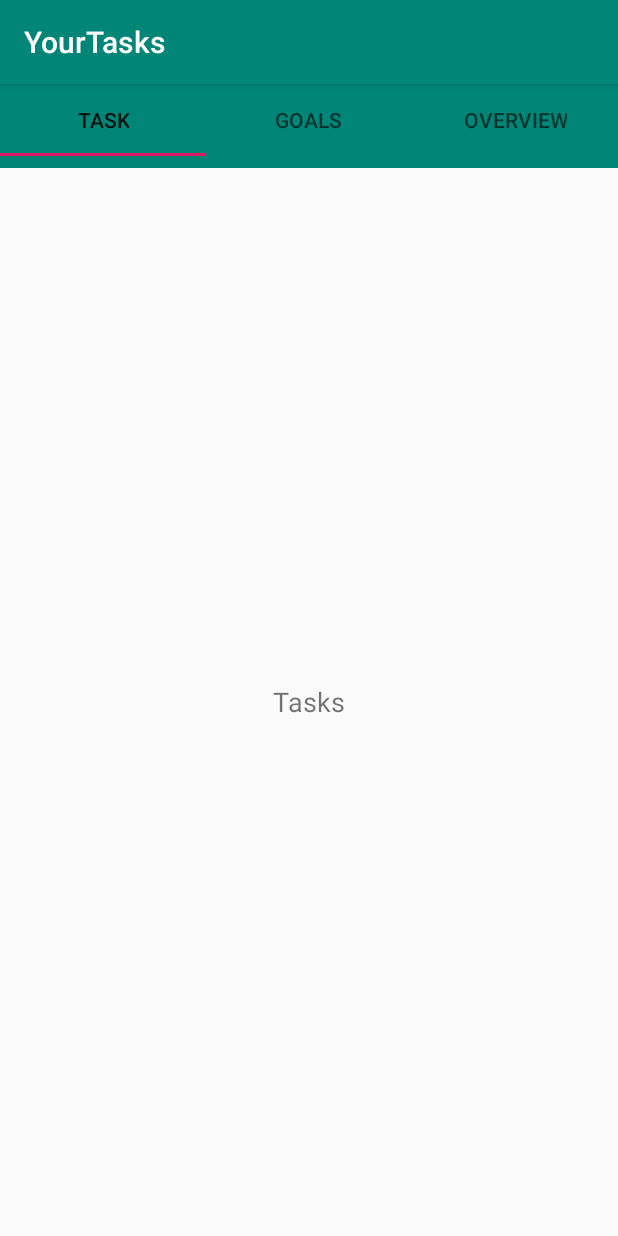
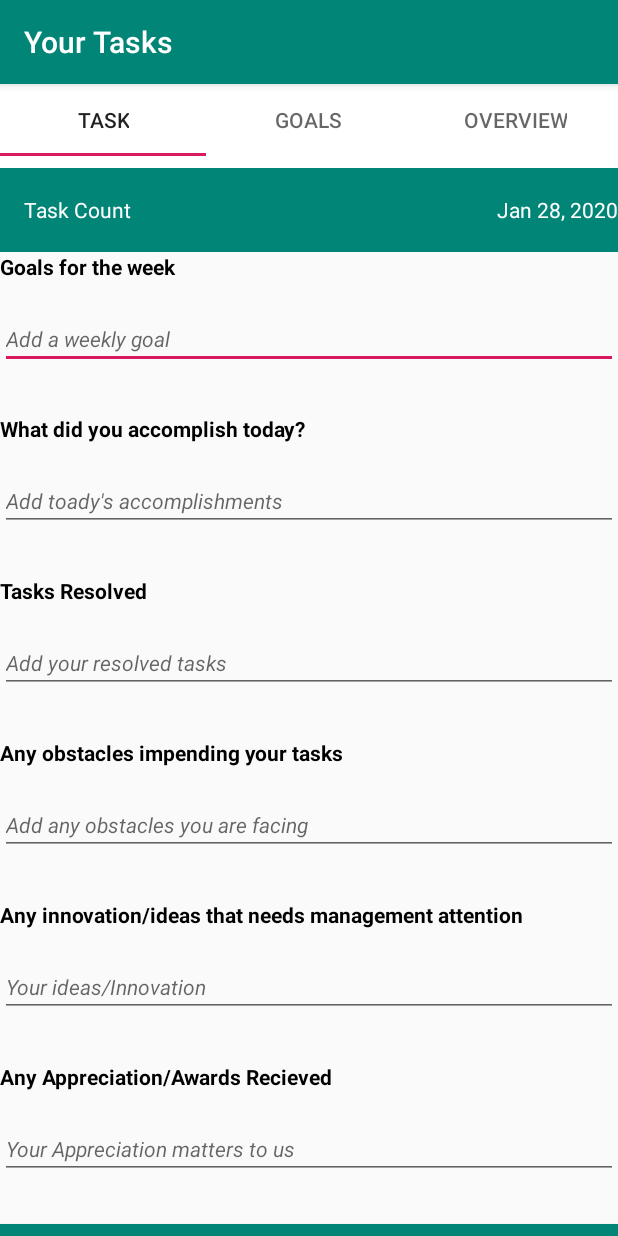
Before and after one commit to vaishnavikattekola/MockKPulse, an Android app: the screen it shows after launch (YourTasks), on a phone screen of 412 x 824 dp. Run offline under Robolectric (Android 15) with nearby library versions, the phone set to English and light mode, and no system bars.

Commit message:
task fragment done

```diff
--- a/app/src/main/AndroidManifest.xml
+++ b/app/src/main/AndroidManifest.xml
@@ -23,7 +23,8 @@
         <activity
             android:name=".YourTasks"
             android:label="@string/title_activity_your_tasks"
-            android:theme="@style/AppTheme.NoActionBar">
+            android:theme="@style/AppTheme.NoActionBar"
+            android:parentActivityName=".MainActivity">
             <intent-filter>
                 <action android:name="android.intent.action.MAIN" />
 
--- a/app/src/main/java/com/example/fragmentview/Tasks.java
+++ b/app/src/main/java/com/example/fragmentview/Tasks.java
@@ -1,14 +1,22 @@
 package com.example.fragmentview;
 
+import android.app.DatePickerDialog;
 import android.content.Context;
 import android.net.Uri;
 import android.os.Bundle;
 
+import androidx.appcompat.view.menu.MenuView;
 import androidx.fragment.app.Fragment;
 
 import android.view.LayoutInflater;
 import android.view.View;
 import android.view.ViewGroup;
+import android.widget.DatePicker;
+import android.widget.TextView;
+
+import java.text.DateFormat;
+import java.time.Month;
+import java.util.Calendar;
 
 
 /**
@@ -19,7 +27,9 @@ import android.view.ViewGroup;
  * Use the {@link Tasks#newInstance} factory method to
  * create an instance of this fragment.
  */
+
 public class Tasks extends Fragment {
+
     // TODO: Rename parameter arguments, choose names that match
     // the fragment initialization parameters, e.g. ARG_ITEM_NUMBER
     private static final String ARG_PARAM1 = "param1";
@@ -33,6 +43,7 @@ public class Tasks extends Fragment {
 
     public Tasks() {
         // Required empty public constructor
+
     }
 
     /**
@@ -66,8 +77,45 @@ public class Tasks extends Fragment {
     public View onCreateView(LayoutInflater inflater, ViewGroup container,
                              Bundle savedInstanceState) {
         // Inflate the layout for this fragment
-        return inflater.inflate(R.layout.fragment_tasks, container, false);
+         View view= inflater.inflate(R.layout.fragment_tasks, container, false);
+        Calendar calendar= Calendar.getInstance();
+        String currentDate= DateFormat.getDateInstance(DateFormat.MONTH_FIELD).format(calendar.getTime());
+        TextView mDate=view.findViewById(R.id.date);
+        mDate.setText(currentDate);
+       mDate.setOnClickListener(new View.OnClickListener() {
+           @Override
+           public void onClick(View view) {
+               datepicker();
+           }
+       });
+        return view;
     }
+    private void datepicker(){
+        final TextView mDate= getView().findViewById(R.id.date);
+        final Calendar calendar = Calendar.getInstance();
+
+        int YEAR = calendar.get(Calendar.YEAR);
+        int MONTH = calendar.get(Calendar.MONTH);
+        int DATE = calendar.get(Calendar.DATE);
+        DatePickerDialog datePickerDialog = new DatePickerDialog(getActivity(), new DatePickerDialog.OnDateSetListener() {
+            @Override
+            public void onDateSet(DatePicker view, int year, int month, int date) {
+                String dateString = month + " " + date +" "+ year;
+                mDate.setText(dateString);
+                Calendar calendar1 = Calendar.getInstance();
+                calendar1.set(Calendar.YEAR,year);
+                calendar1.set(Calendar.MONTH,month);
+                calendar1.set(Calendar.DATE,date);
+
+                CharSequence dateCharSequence = android.text.format.DateFormat.format("MMM  d, yyyy",calendar1);
+                mDate.setText(dateCharSequence);
+
+            }
+        },YEAR,MONTH,DATE);
+        datePickerDialog.show();
+    }
+
+
 
     // TODO: Rename method, update argument and hook method into UI event
     public void onButtonPressed(Uri uri) {
--- a/app/src/main/java/com/example/fragmentview/YourTasks.java
+++ b/app/src/main/java/com/example/fragmentview/YourTasks.java
@@ -8,11 +8,13 @@ import com.google.android.material.floatingactionbutton.FloatingActionButton;
 import com.google.android.material.snackbar.Snackbar;
 import com.google.android.material.tabs.TabLayout;
 
+import androidx.appcompat.app.ActionBar;
 import androidx.appcompat.app.AppCompatActivity;
 import androidx.appcompat.widget.Toolbar;
 import androidx.viewpager.widget.ViewPager;
 
 import android.view.View;
+import android.widget.TextView;
 
 public class YourTasks extends AppCompatActivity implements Tasks.OnFragmentInteractionListener,Goals.OnFragmentInteractionListener,Overview.OnFragmentInteractionListener{
 
@@ -22,14 +24,25 @@ public class YourTasks extends AppCompatActivity implements Tasks.OnFragmentInte
         setContentView(R.layout.activity_your_tasks);
 
 
+        //arrow
+//        getSupportActionBar().setTitle(R.string.title_activity_your_tasks);
+//        getSupportActionBar().setDefaultDisplayHomeAsUpEnabled(true);
+//
+
+        Toolbar toolbar = findViewById(R.id.toolbar);
+        setSupportActionBar(toolbar);
+//        toolbar.setDefaultDisplayHomeAsUpEnabled(true);
+
+        toolbar.setTitle(R.string.title_activity_your_tasks);
+
         TabLayout tabs= findViewById(R.id.tabs);
         tabs.addTab(tabs.newTab().setText(R.string.Tasks));
         tabs.addTab(tabs.newTab().setText(R.string.Goals));
         tabs.addTab(tabs.newTab().setText(R.string.Overview));
         tabs.setTabGravity(TabLayout.GRAVITY_FILL);
 
-        Toolbar toolbar = findViewById(R.id.toolbar);
-        setSupportActionBar(toolbar);
+
+
        final  ViewPager viewPager = findViewById(R.id.view_pager);
        final PagerAdapter adapter;
         adapter = new PagerAdapter(YourTasks.this,getSupportFragmentManager(),tabs.getTabCount());
--- a/app/src/main/java/com/example/fragmentview/ui/main/SectionsPagerAdapter.java
+++ b/app/src/main/java/com/example/fragmentview/ui/main/SectionsPagerAdapter.java
@@ -1,4 +1,4 @@
-package com.example.fragmentview.ui.main;
+//package com.example.fragmentview.ui.main;
 //
 import android.content.Context;
 
--- a/app/src/main/res/layout/activity_your_tasks.xml
+++ b/app/src/main/res/layout/activity_your_tasks.xml
@@ -20,15 +20,13 @@
             android:minHeight="?attr/actionBarSize"
             android:elevation="4dp"
             app:popupTheme="@style/ThemeOverlay.AppCompat.Light" />
-
-
     </com.google.android.material.appbar.AppBarLayout>
 
     <com.google.android.material.tabs.TabLayout
         android:id="@+id/tabs"
         android:layout_width="match_parent"
         android:layout_height="wrap_content"
-        android:background="@color/colorPrimary"
+        android:background="#FFFFFF"
         android:minHeight="?attr/actionBarSize">
 
     </com.google.android.material.tabs.TabLayout>
--- a/app/src/main/res/layout/fragment_tasks.xml
+++ b/app/src/main/res/layout/fragment_tasks.xml
@@ -1,16 +1,172 @@
 <?xml version="1.0" encoding="utf-8"?>
-<RelativeLayout xmlns:android="http://schemas.android.com/apk/res/android"
+<ScrollView xmlns:android="http://schemas.android.com/apk/res/android"
     xmlns:tools="http://schemas.android.com/tools"
     android:layout_width="match_parent"
     android:layout_height="match_parent"
+    android:orientation="vertical"
     tools:context=".Tasks">
-
+<LinearLayout
+    android:layout_width="match_parent"
+    android:layout_height="match_parent"
+    android:orientation="vertical">
     <!-- TODO: Update blank fragment layout -->
+<Toolbar
+    android:layout_width="match_parent"
+    android:layout_height="wrap_content"
+    android:background="@color/colorPrimary"
+    >
     <TextView
         android:layout_width="wrap_content"
         android:layout_height="wrap_content"
-        android:text="Tasks"
-        android:layout_centerInParent="true"
-        android:textSize="18dp"/>
+        android:id="@+id/task_count"
+        android:textColor="#ffffff"
+        android:text="Task Count"
+        android:gravity="left"
+        android:textAlignment="gravity">
 
-</RelativeLayout>
+    </TextView>
+    <TextView
+        android:layout_width="match_parent"
+        android:layout_height="wrap_content"
+        android:id="@+id/date"
+        android:textColor="#ffffff"
+        android:gravity="right"
+        android:textAlignment="gravity"
+        android:onClick="datePicker">
+
+    </TextView>
+
+</Toolbar>
+    <TextView
+        android:id="@+id/goals_for_week"
+        android:layout_width="match_parent"
+        android:layout_height="40dp"
+        android:text="Goals for the week"
+        android:textColor="#000"
+        android:textSize="14dp"
+        android:textStyle="bold" />
+
+    <EditText
+        android:id="@+id/add_goals"
+        android:layout_width="match_parent"
+        android:layout_height="38dp"
+        android:layout_marginBottom="30dp"
+        android:hint="Add a weekly goal"
+        android:inputType="text"
+        android:textSize="14dp"
+        android:textStyle="italic" />
+
+    <TextView
+        android:id="@+id/accomplish_today"
+        android:layout_width="match_parent"
+        android:layout_height="40dp"
+        android:text="What did you accomplish today?"
+        android:textColor="#000"
+        android:textSize="14dp"
+        android:textStyle="bold" />
+
+    <EditText
+        android:id="@+id/toady_accomplishment"
+        android:layout_width="match_parent"
+        android:layout_height="38dp"
+        android:layout_marginBottom="30dp"
+        android:hint="Add toady's accomplishments"
+        android:inputType="text"
+        android:textSize="14dp"
+        android:textStyle="italic" />
+
+    <TextView
+        android:id="@+id/tasks_resolved"
+        android:layout_width="match_parent"
+        android:layout_height="40dp"
+        android:text="Tasks Resolved"
+        android:textColor="#000"
+        android:textSize="14dp"
+        android:textStyle="bold" />
+
+    <EditText
+        android:id="@+id/resolved_tasks"
+        android:layout_width="match_parent"
+        android:layout_height="38dp"
+        android:layout_marginBottom="30dp"
+        android:hint="Add your resolved tasks"
+        android:inputType="text"
+        android:textSize="14dp"
+        android:textStyle="italic" />
+
+    <TextView
+        android:id="@+id/obstacles"
+        android:layout_width="match_parent"
+        android:layout_height="40dp"
+        android:text="Any obstacles impending your tasks"
+        android:textColor="#000"
+        android:textSize="14dp"
+        android:textStyle="bold" />
+
+    <EditText
+        android:id="@+id/obstacles_facing"
+        android:layout_width="match_parent"
+        android:layout_height="38dp"
+        android:layout_marginBottom="30dp"
+        android:hint="Add any obstacles you are facing"
+        android:inputType="text"
+        android:textSize="14dp"
+        android:textStyle="italic" />
+
+    <TextView
+        android:id="@+id/any_ideas"
+        android:layout_width="match_parent"
+        android:layout_height="40dp"
+        android:text="Any innovation/ideas that needs management attention"
+        android:textColor="#000"
+        android:textSize="14dp"
+        android:textStyle="bold" />
+
+    <EditText
+        android:id="@+id/your_ideas"
+        android:layout_width="match_parent"
+        android:layout_height="38dp"
+        android:layout_marginBottom="30dp"
+        android:hint="Your ideas/Innovation"
+        android:inputType="text"
+        android:textSize="14dp"
+        android:textStyle="italic" />
+
+    <TextView
+        android:id="@+id/any_awards"
+        android:layout_width="match_parent"
+        android:layout_height="40dp"
+        android:text="Any Appreciation/Awards Recieved"
+        android:textColor="#000"
+        android:textSize="14dp"
+        android:textStyle="bold" />
+
+    <EditText
+        android:id="@+id/awards"
+        android:layout_width="match_parent"
+        android:layout_height="38dp"
+        android:layout_marginBottom="30dp"
+        android:hint="Your Appreciation matters to us"
+        android:inputType="text"
+        android:textSize="14dp"
+        android:textStyle="italic"
+        />
+    <Button
+        android:id="@+id/btncreate_task"
+        android:layout_width="match_parent"
+        android:layout_height="match_parent"
+        android:background="@color/colorPrimary"
+        android:textColor="#ffffff"
+        android:text="CREATE TASK"
+        android:textStyle="bold"
+        android:paddingTop="20dp"
+        android:paddingEnd="20dp">
+
+    </Button>
+
+    <CalendarView
+        android:id="@+id/calendarView"
+        android:layout_width="match_parent"
+        android:layout_height="wrap_content" />
+</LinearLayout>
+</ScrollView>
--- a/app/src/main/res/values/strings.xml
+++ b/app/src/main/res/values/strings.xml
@@ -6,5 +6,5 @@
 
     <!-- TODO: Remove or change this placeholder text -->
     <string name="hello_blank_fragment">Hello blank fragment</string>
-    <string name="title_activity_your_tasks">YourTasks</string>
+    <string name="title_activity_your_tasks">Your Tasks</string>
 </resources>
```
